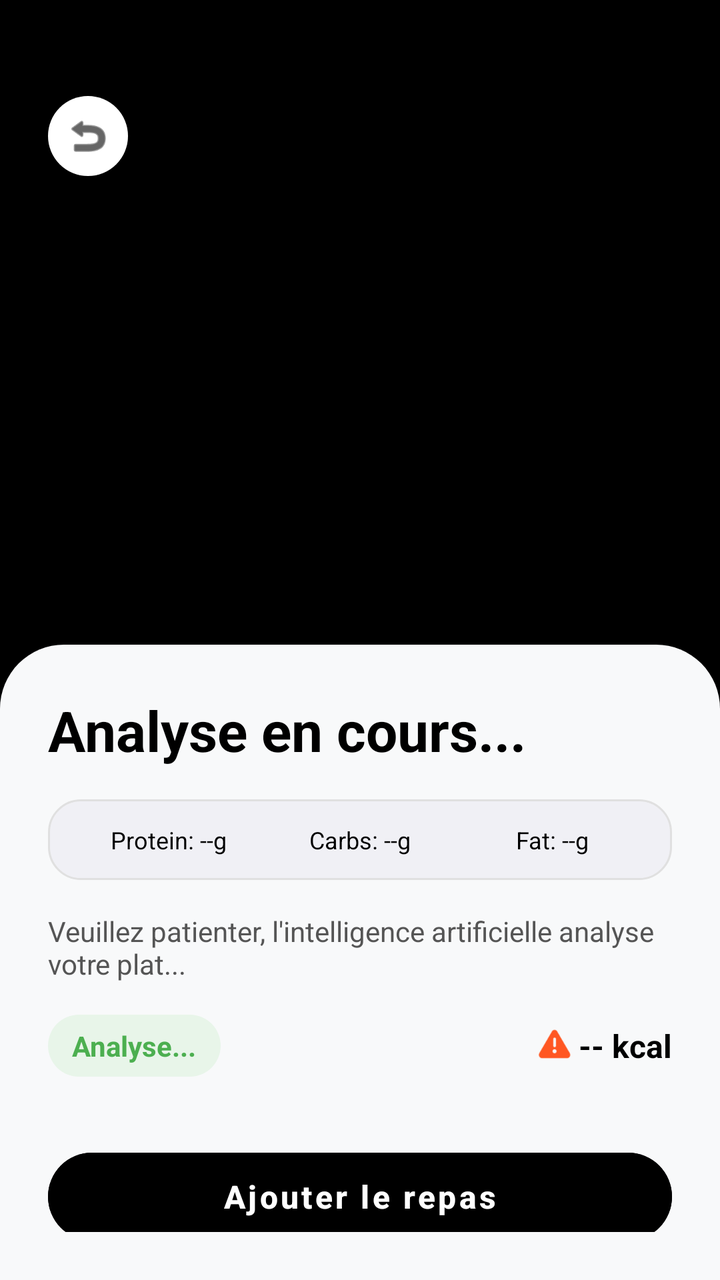
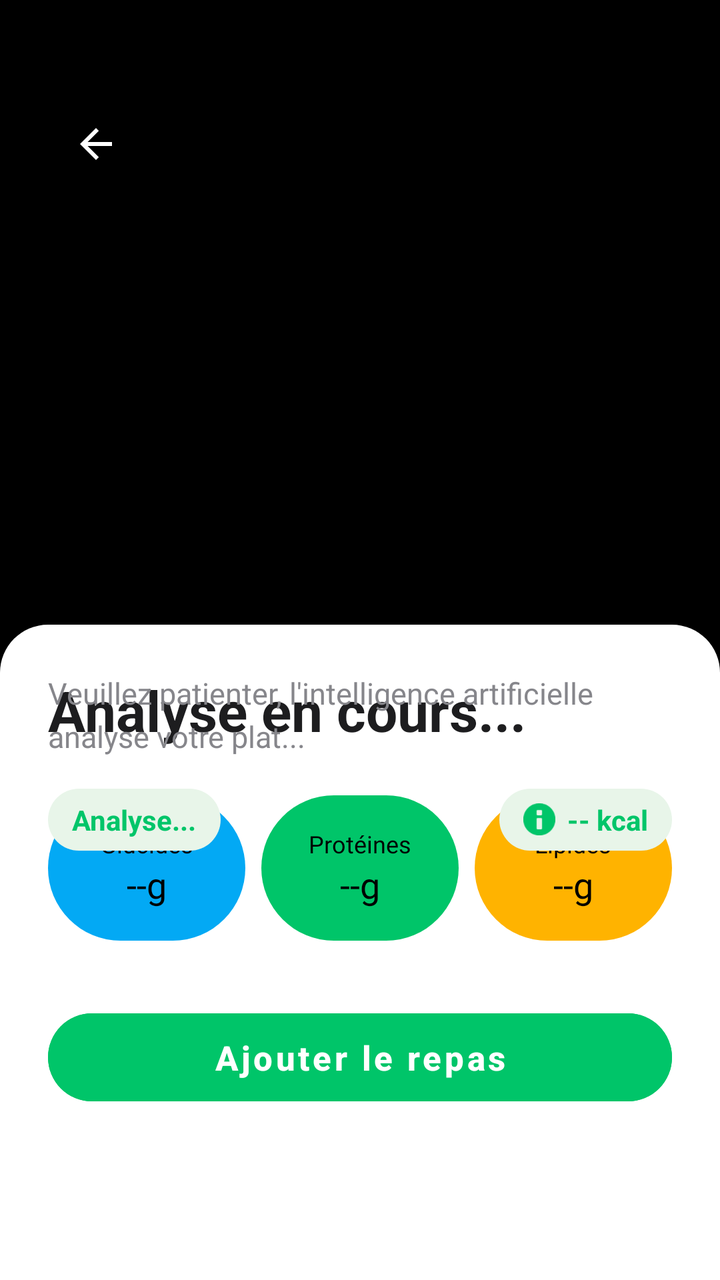

Compare the two renders of this Android layout. The source of the first and the diff that turns it into the second are given below.
<!-- AndroidManifest.xml: application theme Theme.CaloriesTracker -->
<!-- res/layout/fragment_meal_summary.xml -->
<?xml version="1.0" encoding="utf-8"?>
<androidx.constraintlayout.widget.ConstraintLayout xmlns:android="http://schemas.android.com/apk/res/android"
    xmlns:app="http://schemas.android.com/apk/res-auto"
    android:layout_width="match_parent"
    android:layout_height="match_parent"
    android:background="#000000">

    
    <ImageView
        android:id="@+id/ivMealImage"
        android:layout_width="match_parent"
        android:layout_height="0dp"
        android:scaleType="centerCrop"
        app:layout_constraintHeight_percent="0.55"
        app:layout_constraintEnd_toEndOf="parent"
        app:layout_constraintStart_toStartOf="parent"
        app:layout_constraintTop_toTopOf="parent" />

    
    <ImageView
        android:id="@+id/btnBack"
        android:layout_width="40dp"
        android:layout_height="40dp"
        android:layout_marginStart="24dp"
        android:layout_marginTop="48dp"
        android:background="@drawable/bg_rounded_white"
        android:padding="8dp"
        android:src="@android:drawable/ic_menu_revert"
        app:tint="#000000"
        app:layout_constraintStart_toStartOf="parent"
        app:layout_constraintTop_toTopOf="parent" />

    
    <androidx.constraintlayout.widget.ConstraintLayout
        android:layout_width="match_parent"
        android:layout_height="0dp"
        android:background="@drawable/bg_top_rounded_white"
        app:layout_constraintBottom_toBottomOf="parent"
        app:layout_constraintTop_toBottomOf="@+id/ivMealImage"
        android:layout_marginTop="-30dp"
        android:padding="24dp">

        <androidx.core.widget.NestedScrollView
            android:layout_width="match_parent"
            android:layout_height="match_parent"
            android:fillViewport="true">
            
            <androidx.constraintlayout.widget.ConstraintLayout
                android:layout_width="match_parent"
                android:layout_height="wrap_content">

                <EditText
                    android:id="@+id/etMealName"
                    android:layout_width="0dp"
                    android:layout_height="wrap_content"
                    android:background="@null"
                    android:text="Analyse en cours..."
                    android:textColor="#000000"
                    android:textSize="28sp"
                    android:textStyle="bold"
                    app:layout_constraintEnd_toEndOf="parent"
                    app:layout_constraintStart_toStartOf="parent"
                    app:layout_constraintTop_toTopOf="parent" />

                
                <LinearLayout
                    android:id="@+id/llMacros"
                    android:layout_width="match_parent"
                    android:layout_height="wrap_content"
                    android:layout_marginTop="16dp"
                    android:background="@drawable/bg_edittext"
                    android:padding="12dp"
                    android:orientation="horizontal"
                    android:weightSum="3"
                    app:layout_constraintTop_toBottomOf="@+id/etMealName">
                    
                    <TextView
                        android:id="@+id/tvProtein"
                        android:layout_width="0dp"
                        android:layout_height="wrap_content"
                        android:layout_weight="1"
                        android:text="Protein: --g"
                        android:textAlignment="center"
                        android:textColor="#000000"
                        android:textSize="12sp" />
                        
                    <TextView
                        android:id="@+id/tvCarbs"
                        android:layout_width="0dp"
                        android:layout_height="wrap_content"
                        android:layout_weight="1"
                        android:text="Carbs: --g"
                        android:textAlignment="center"
                        android:textColor="#000000"
                        android:textSize="12sp" />
                        
                    <TextView
                        android:id="@+id/tvFat"
                        android:layout_width="0dp"
                        android:layout_height="wrap_content"
                        android:layout_weight="1"
                        android:text="Fat: --g"
                        android:textAlignment="center"
                        android:textColor="#000000"
                        android:textSize="12sp" />
                </LinearLayout>

                <TextView
                    android:id="@+id/tvDescription"
                    android:layout_width="match_parent"
                    android:layout_height="wrap_content"
                    android:layout_marginTop="16dp"
                    android:text="Veuillez patienter, l'intelligence artificielle analyse votre plat..."
                    android:textColor="#555555"
                    android:textSize="14sp"
                    app:layout_constraintTop_toBottomOf="@+id/llMacros" />
                    
                <TextView
                    android:id="@+id/tvBadge"
                    android:layout_width="wrap_content"
                    android:layout_height="wrap_content"
                    android:layout_marginTop="16dp"
                    android:background="@drawable/bg_rounded_white"
                    android:backgroundTint="#E8F5E9"
                    android:paddingStart="12dp"
                    android:paddingEnd="12dp"
                    android:paddingTop="6dp"
                    android:paddingBottom="6dp"
                    android:text="Analyse..."
                    android:textColor="#4CAF50"
                    android:textStyle="bold"
                    app:layout_constraintTop_toBottomOf="@+id/tvDescription"
                    app:layout_constraintStart_toStartOf="parent"/>

                <LinearLayout
                    android:id="@+id/llCalories"
                    android:layout_width="wrap_content"
                    android:layout_height="wrap_content"
                    android:orientation="horizontal"
                    android:gravity="center_vertical"
                    app:layout_constraintBottom_toBottomOf="@+id/tvBadge"
                    app:layout_constraintEnd_toEndOf="parent"
                    app:layout_constraintTop_toTopOf="@+id/tvBadge">
                    
                    <ImageView
                        android:layout_width="16dp"
                        android:layout_height="16dp"
                        android:src="@android:drawable/ic_dialog_alert"
                        app:tint="#FF5722"/>
                        
                    <TextView
                        android:id="@+id/tvCalories"
                        android:layout_width="wrap_content"
                        android:layout_height="wrap_content"
                        android:layout_marginStart="4dp"
                        android:text="-- kcal"
                        android:textColor="#000000"
                        android:textSize="16sp"
                        android:textStyle="bold" />
                </LinearLayout>

                <Space
                    android:layout_width="match_parent"
                    android:layout_height="0dp"
                    android:layout_weight="1"
                    app:layout_constraintTop_toBottomOf="@+id/tvBadge"
                    app:layout_constraintBottom_toTopOf="@+id/btnAddMeal"/>

                
                <Button
                    android:id="@+id/btnAddMeal"
                    android:layout_width="match_parent"
                    android:layout_height="56dp"
                    android:layout_marginTop="32dp"
                    android:layout_marginBottom="16dp"
                    android:backgroundTint="#000000"
                    android:text="Ajouter le repas"
                    android:textAllCaps="false"
                    android:textColor="#FFFFFF"
                    android:textSize="16sp"
                    android:textStyle="bold"
                    android:enabled="false"
                    app:cornerRadius="28dp"
                    app:layout_constraintTop_toBottomOf="@+id/tvBadge"
                    app:layout_constraintBottom_toBottomOf="parent" />
            
            </androidx.constraintlayout.widget.ConstraintLayout>
        </androidx.core.widget.NestedScrollView>

    </androidx.constraintlayout.widget.ConstraintLayout>
</androidx.constraintlayout.widget.ConstraintLayout>
<!-- resources referenced by this layout -->
<resources>
  <!-- drawable bg_edittext (drawable) -->
  <?xml version="1.0" encoding="utf-8"?>
  <shape xmlns:android="http://schemas.android.com/apk/res/android">
      <solid android:color="#F0F0F5" />
      <stroke android:width="1dp" android:color="#E0E0E0" />
      <corners android:radius="16dp" />
  </shape>
  <!-- drawable bg_rounded_white (drawable) -->
  <?xml version="1.0" encoding="utf-8"?>
  <shape xmlns:android="http://schemas.android.com/apk/res/android">
      <solid android:color="#FFFFFF" />
      <corners android:radius="24dp" />
  </shape>
  <!-- drawable bg_top_rounded_white (drawable) -->
  <?xml version="1.0" encoding="utf-8"?>
  <shape xmlns:android="http://schemas.android.com/apk/res/android">
      <solid android:color="#F8F9FA" />
      <corners android:topLeftRadius="32dp" android:topRightRadius="32dp" />
  </shape>
  <style name="Theme.CaloriesTracker" parent="Theme.MaterialComponents.DayNight.NoActionBar">
          
          <item name="android:statusBarColor">@android:color/transparent</item>
          <item name="android:windowLightStatusBar">true</item>
      </style>
</resources>

<!-- the commit's change to res/layout/fragment_meal_summary.xml (unified diff, before → after) -->
@@ -19,14 +19,14 @@
     
     <ImageView
         android:id="@+id/btnBack"
-        android:layout_width="40dp"
-        android:layout_height="40dp"
+        android:layout_width="48dp"
+        android:layout_height="48dp"
         android:layout_marginStart="24dp"
         android:layout_marginTop="48dp"
-        android:background="@drawable/bg_rounded_white"
-        android:padding="8dp"
-        android:src="@android:drawable/ic_menu_revert"
-        app:tint="#000000"
+        android:background="@drawable/bg_circle_dark_transparent"
+        android:padding="12dp"
+        android:src="@drawable/ic_back"
+        app:tint="#FFFFFF"
         app:layout_constraintStart_toStartOf="parent"
         app:layout_constraintTop_toTopOf="parent" />
 
@@ -34,10 +34,11 @@
     <androidx.constraintlayout.widget.ConstraintLayout
         android:layout_width="match_parent"
         android:layout_height="0dp"
-        android:background="@drawable/bg_top_rounded_white"
+        android:background="@drawable/bg_bottom_sheet_top_rounded"
+        android:elevation="16dp"
         app:layout_constraintBottom_toBottomOf="parent"
         app:layout_constraintTop_toBottomOf="@+id/ivMealImage"
-        android:layout_marginTop="-30dp"
+        android:layout_marginTop="-40dp"
         android:padding="24dp">
 
         <androidx.core.widget.NestedScrollView
@@ -55,7 +56,7 @@
                     android:layout_height="wrap_content"
                     android:background="@null"
                     android:text="Analyse en cours..."
-                    android:textColor="#000000"
+                    android:textColor="#1D1D1F"
                     android:textSize="28sp"
                     android:textStyle="bold"
                     app:layout_constraintEnd_toEndOf="parent"
@@ -64,45 +65,98 @@
 
                 
                 <LinearLayout
-                    android:id="@+id/llMacros"
-                    android:layout_width="match_parent"
-                    android:layout_height="wrap_content"
-                    android:layout_marginTop="16dp"
-                    android:background="@drawable/bg_edittext"
-                    android:padding="12dp"
+                    android:id="@+id/llMacrosCards"
+                    android:layout_width="match_parent"
+                    android:layout_height="wrap_content"
+                    android:layout_marginTop="24dp"
                     android:orientation="horizontal"
                     android:weightSum="3"
                     app:layout_constraintTop_toBottomOf="@+id/etMealName">
-                    
-                    <TextView
-                        android:id="@+id/tvProtein"
+
+                    
+                    <LinearLayout
                         android:layout_width="0dp"
                         android:layout_height="wrap_content"
                         android:layout_weight="1"
-                        android:text="Protein: --g"
-                        android:textAlignment="center"
-                        android:textColor="#000000"
-                        android:textSize="12sp" />
-                        
-                    <TextView
-                        android:id="@+id/tvCarbs"
+                        android:layout_marginEnd="4dp"
+                        android:background="@drawable/bg_pill"
+                        android:backgroundTint="#03A9F4"
+                        android:gravity="center"
+                        android:orientation="vertical"
+                        android:paddingVertical="16dp">
+                        <TextView
+                            android:layout_width="wrap_content"
+                            android:layout_height="wrap_content"
+                            android:text="Glucides"
+                            android:textColor="#000000"
+                            android:textSize="12sp"
+                            android:fontFamily="@font/poppins" />
+                        <TextView
+                            android:id="@+id/tvCarbsValue"
+                            android:layout_width="wrap_content"
+                            android:layout_height="wrap_content"
+                            android:text="--g"
+                            android:textColor="#000000"
+                            android:textSize="18sp"
+                            android:fontFamily="@font/poppins_bold" />
+                    </LinearLayout>
+
+                    
+                    <LinearLayout
                         android:layout_width="0dp"
                         android:layout_height="wrap_content"
                         android:layout_weight="1"
-                        android:text="Carbs: --g"
-                        android:textAlignment="center"
-                        android:textColor="#000000"
-                        android:textSize="12sp" />
-                        
-                    <TextView
-                        android:id="@+id/tvFat"
+                        android:layout_marginStart="4dp"
+                        android:layout_marginEnd="4dp"
+                        android:background="@drawable/bg_pill"
+                        android:backgroundTint="#00C569"
+                        android:gravity="center"
+                        android:orientation="vertical"
+                        android:paddingVertical="16dp">
+                        <TextView
+                            android:layout_width="wrap_content"
+                            android:layout_height="wrap_content"
+                            android:text="Protéines"
+                            android:textColor="#000000"
+                            android:textSize="12sp"
+                            android:fontFamily="@font/poppins" />
+                        <TextView
+                            android:id="@+id/tvProteinValue"
+                            android:layout_width="wrap_content"
+                            android:layout_height="wrap_content"
+                            android:text="--g"
+                            android:textColor="#000000"
+                            android:textSize="18sp"
+                            android:fontFamily="@font/poppins_bold" />
+                    </LinearLayout>
+
+                    
+                    <LinearLayout
                         android:layout_width="0dp"
                         android:layout_height="wrap_content"
                         android:layout_weight="1"
-                        android:text="Fat: --g"
-                        android:textAlignment="center"
-                        android:textColor="#000000"
-                        android:textSize="12sp" />
+                        android:layout_marginStart="4dp"
+                        android:background="@drawable/bg_pill"
+                        android:backgroundTint="#FFB300"
+                        android:gravity="center"
+                        android:orientation="vertical"
+                        android:paddingVertical="16dp">
+                        <TextView
+                            android:layout_width="wrap_content"
+                            android:layout_height="wrap_content"
+                            android:text="Lipides"
+                            android:textColor="#000000"
+                            android:textSize="12sp"
+                            android:fontFamily="@font/poppins" />
+                        <TextView
+                            android:id="@+id/tvFatValue"
+                            android:layout_width="wrap_content"
+                            android:layout_height="wrap_content"
+                            android:text="--g"
+                            android:textColor="#000000"
+                            android:textSize="18sp"
+                            android:fontFamily="@font/poppins_bold" />
+                    </LinearLayout>
                 </LinearLayout>
 
                 <TextView
@@ -111,8 +165,9 @@
                     android:layout_height="wrap_content"
                     android:layout_marginTop="16dp"
                     android:text="Veuillez patienter, l'intelligence artificielle analyse votre plat..."
-                    android:textColor="#555555"
-                    android:textSize="14sp"
+                    android:textColor="#86868B"
+                    android:textSize="15sp"
+                    android:lineSpacingExtra="4dp"
                     app:layout_constraintTop_toBottomOf="@+id/llMacros" />
                     
                 <TextView
@@ -127,7 +182,7 @@
                     android:paddingTop="6dp"
                     android:paddingBottom="6dp"
                     android:text="Analyse..."
-                    android:textColor="#4CAF50"
+                    android:textColor="#00C569"
                     android:textStyle="bold"
                     app:layout_constraintTop_toBottomOf="@+id/tvDescription"
                     app:layout_constraintStart_toStartOf="parent"/>
@@ -136,6 +191,12 @@
                     android:id="@+id/llCalories"
                     android:layout_width="wrap_content"
                     android:layout_height="wrap_content"
+                    android:background="@drawable/bg_rounded_white"
+                    android:backgroundTint="#E8F5E9"
+                    android:paddingStart="12dp"
+                    android:paddingEnd="12dp"
+                    android:paddingTop="6dp"
+                    android:paddingBottom="6dp"
                     android:orientation="horizontal"
                     android:gravity="center_vertical"
                     app:layout_constraintBottom_toBottomOf="@+id/tvBadge"
@@ -145,17 +206,17 @@
                     <ImageView
                         android:layout_width="16dp"
                         android:layout_height="16dp"
-                        android:src="@android:drawable/ic_dialog_alert"
-                        app:tint="#FF5722"/>
+                        android:src="@android:drawable/ic_dialog_info"
+                        app:tint="#00C569"/>
                         
                     <TextView
                         android:id="@+id/tvCalories"
                         android:layout_width="wrap_content"
                         android:layout_height="wrap_content"
-                        android:layout_marginStart="4dp"
+                        android:layout_marginStart="6dp"
                         android:text="-- kcal"
-                        android:textColor="#000000"
-                        android:textSize="16sp"
+                        android:textColor="#00C569"
+                        android:textSize="14sp"
                         android:textStyle="bold" />
                 </LinearLayout>
 
@@ -173,11 +234,11 @@
                     android:layout_height="56dp"
                     android:layout_marginTop="32dp"
                     android:layout_marginBottom="16dp"
-                    android:backgroundTint="#000000"
+                    android:backgroundTint="#00C569"
                     android:text="Ajouter le repas"
                     android:textAllCaps="false"
                     android:textColor="#FFFFFF"
-                    android:textSize="16sp"
+                    android:textSize="17sp"
                     android:textStyle="bold"
                     android:enabled="false"
                     app:cornerRadius="28dp"
<!-- resource entries referenced after the edit -->
@@ -1,11 +1,24 @@
 <!-- resources referenced by this layout -->
 <resources>
-  <!-- drawable bg_edittext (drawable) -->
+  <!-- drawable bg_bottom_sheet_top_rounded (drawable) -->
   <?xml version="1.0" encoding="utf-8"?>
-  <shape xmlns:android="http://schemas.android.com/apk/res/android">
-      <solid android:color="#F0F0F5" />
-      <stroke android:width="1dp" android:color="#E0E0E0" />
-      <corners android:radius="16dp" />
+  <shape xmlns:android="http://schemas.android.com/apk/res/android"
+      android:shape="rectangle">
+      <solid android:color="@android:color/white" />
+      <corners android:topLeftRadius="24dp" android:topRightRadius="24dp" />
+  </shape>
+  <!-- drawable bg_circle_dark_transparent (drawable) -->
+  <?xml version="1.0" encoding="utf-8"?>
+  <shape xmlns:android="http://schemas.android.com/apk/res/android"
+      android:shape="oval">
+      <solid android:color="#4D000000" />
+  </shape>
+  <!-- drawable bg_pill (drawable) -->
+  <?xml version="1.0" encoding="utf-8"?>
+  <shape xmlns:android="http://schemas.android.com/apk/res/android"
+      android:shape="rectangle">
+      <solid android:color="#FFFFFF" />
+      <corners android:radius="50dp" />
   </shape>
   <!-- drawable bg_rounded_white (drawable) -->
   <?xml version="1.0" encoding="utf-8"?>
@@ -13,16 +26,29 @@
       <solid android:color="#FFFFFF" />
       <corners android:radius="24dp" />
   </shape>
-  <!-- drawable bg_top_rounded_white (drawable) -->
-  <?xml version="1.0" encoding="utf-8"?>
-  <shape xmlns:android="http://schemas.android.com/apk/res/android">
-      <solid android:color="#F8F9FA" />
-      <corners android:topLeftRadius="32dp" android:topRightRadius="32dp" />
-  </shape>
+  <!-- drawable ic_back (drawable) -->
+  <vector xmlns:android="http://schemas.android.com/apk/res/android"
+      android:width="24dp"
+      android:height="24dp"
+      android:viewportWidth="24"
+      android:viewportHeight="24"
+      android:tint="#000000">
+    <path
+        android:fillColor="@android:color/white"
+        android:pathData="M20,11H7.83l5.59,-5.59L12,4l-8,8 8,8 1.41,-1.41L7.83,13H20v-2z"/>
+  </vector>
   <style name="Theme.CaloriesTracker" parent="Theme.MaterialComponents.DayNight.NoActionBar">
           
           <item name="android:statusBarColor">@android:color/transparent</item>
           <item name="android:windowLightStatusBar">true</item>
+          <item name="android:windowBackground">@color/bg_color</item>
+          <item name="android:colorBackground">@color/bg_color</item>
+          <item name="colorPrimary">@color/primary_blue</item>
+          <item name="colorPrimaryVariant">@color/primary_green</item>
+          <item name="colorOnPrimary">#FFFFFF</item>
       </style>
+  <color name="bg_color">#FFFFFF</color>
+  <color name="primary_blue">#00A3FF</color>
+  <color name="primary_green">#00C569</color>
 </resources>
 
